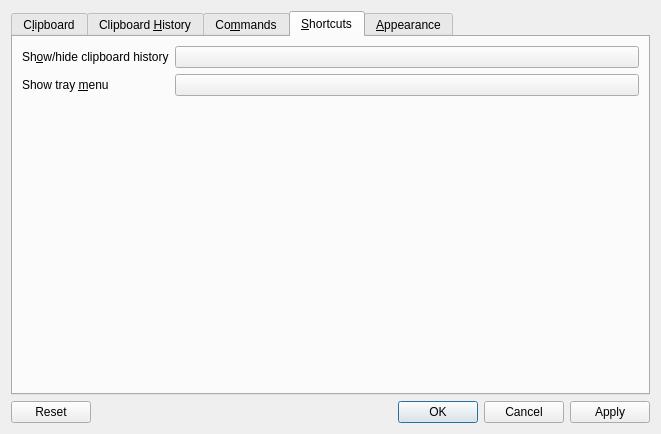
Old version of the form src/configurationmanager.ui in the repository hluk/CopyQ.
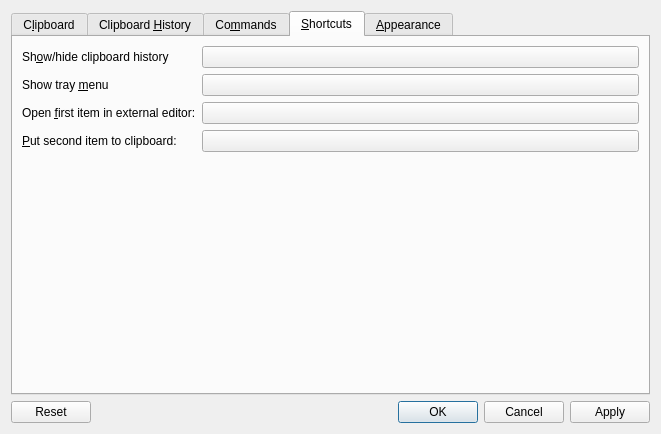
New version of the form. The open tabs and pages were chosen to show the change. Icons and pictures are not drawn. Custom widgets are drawn as their Qt base class.

Commit message:
Edit and "select second" global shortcuts; minor changes
 * correct render size for items
 * QKeySequence standard keys for some menu items

```diff
--- a/src/configurationmanager.ui
+++ b/src/configurationmanager.ui
@@ -508,6 +508,46 @@
                </property>
               </widget>
              </item>
+             <item row="2" column="0">
+              <widget class="QLabel" name="label_16">
+               <property name="text">
+                <string>Open &amp;first item in external editor:</string>
+               </property>
+               <property name="buddy">
+                <cstring>pushButton_3</cstring>
+               </property>
+              </widget>
+             </item>
+             <item row="2" column="1">
+              <widget class="QPushButton" name="pushButton_3">
+               <property name="toolTip">
+                <string>Shortcut to open the first item in external editor.</string>
+               </property>
+               <property name="text">
+                <string/>
+               </property>
+              </widget>
+             </item>
+             <item row="3" column="0">
+              <widget class="QLabel" name="label_17">
+               <property name="text">
+                <string>&amp;Put second item to clipboard:</string>
+               </property>
+               <property name="buddy">
+                <cstring>pushButton_4</cstring>
+               </property>
+              </widget>
+             </item>
+             <item row="3" column="1">
+              <widget class="QPushButton" name="pushButton_4">
+               <property name="toolTip">
+                <string>Shortcut to put the second item to clipboard.</string>
+               </property>
+               <property name="text">
+                <string/>
+               </property>
+              </widget>
+             </item>
             </layout>
            </item>
           </layout>
```
Left out of the diff: 2 changed lines with no effect on the pictures. The commit also changes 6 other files.
